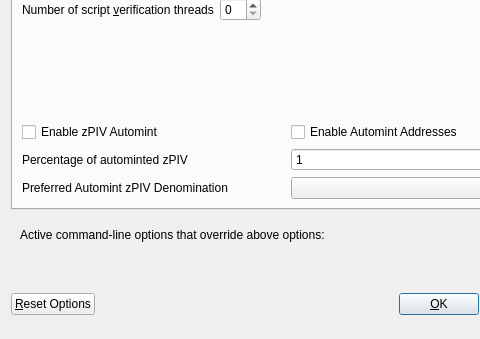
SpecialCoins/den, file src/qt/forms/optionsdialog.ui: the form before one commit; both pictures show x 0 to 480 and y 103 to 442 of the 576 by 442 pixel window.
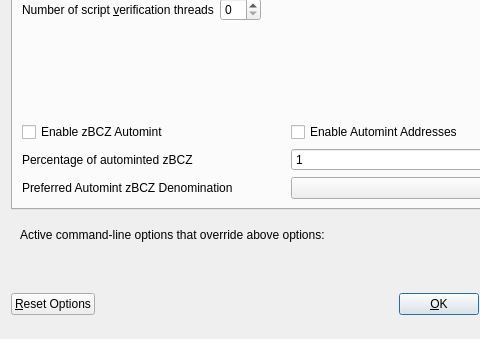
The form after the commit. Custom widgets are drawn as their Qt base class.

```diff
--- a/src/qt/forms/optionsdialog.ui
+++ b/src/qt/forms/optionsdialog.ui
@@ -147,7 +147,7 @@
                <enum>Qt::LeftToRight</enum>
               </property>
               <property name="text">
-               <string>Enable zPIV Automint</string>
+               <string>Enable zBCZ Automint</string>
               </property>
              </widget>
             </item>
@@ -174,7 +174,7 @@
                <string>Percentage of incoming PIV which get automatically converted to zPIV via Zerocoin Protocol (min: 10%)</string>
               </property>
               <property name="text">
-               <string>Percentage of autominted zPIV</string>
+               <string>Percentage of autominted zBCZ</string>
               </property>
              </widget>
             </item>
@@ -207,7 +207,7 @@
                <string>Wait with automatic conversion to Zerocoin until enough PIV for this denomination is available</string>
               </property>
               <property name="text">
-               <string>Preferred Automint zPIV Denomination</string>
+               <string>Preferred Automint zBCZ Denomination</string>
               </property>
              </widget>
             </item>
```
Left out of the diff: 14 changed lines with no effect on the pictures.
